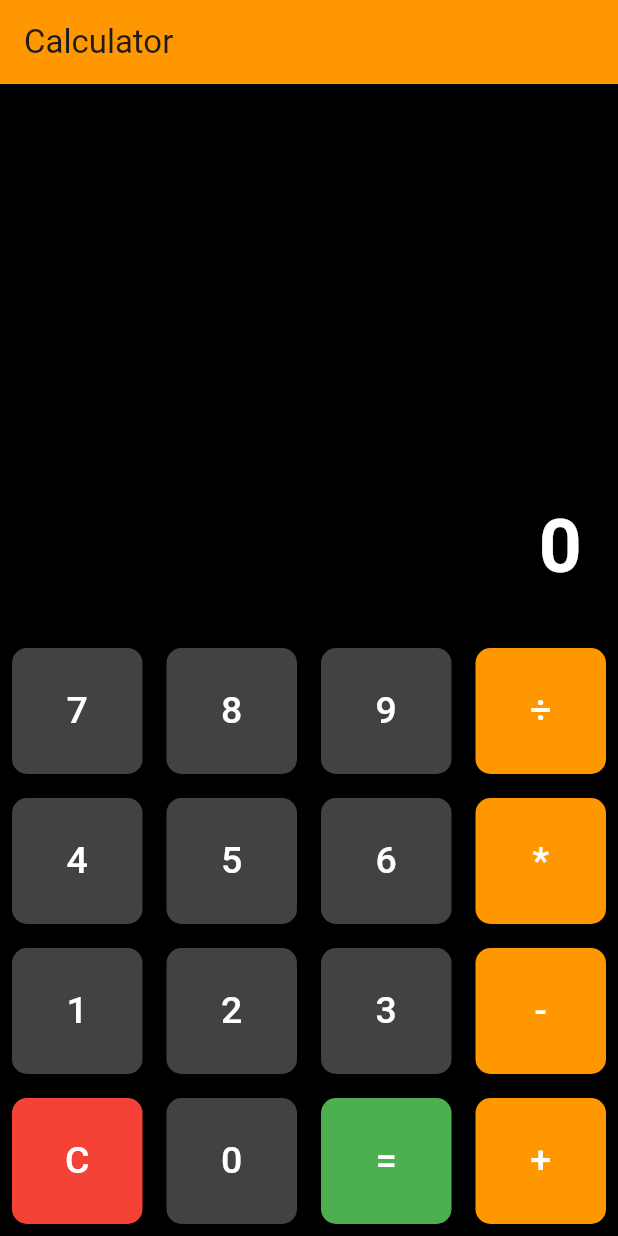
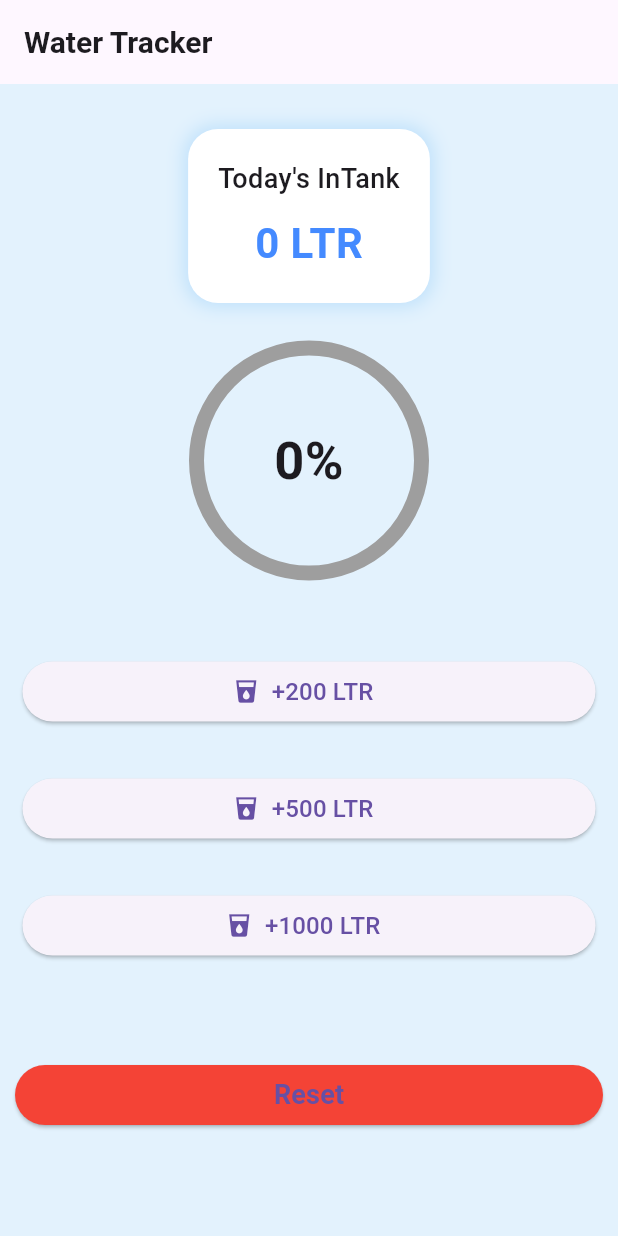
Before and after one commit to taufiqurSabbir/ostad_flutter_10, a Flutter app: the screen it shows after launch, on a phone screen of 412 x 824 dp. Run offline on Flutter 3.47's test engine with Material 3 defaults, Android fonts, the phone set to English and light mode, and no system bars; our stand-ins replace device_preview, flutter_screenutil.

Commit message:
flutter module 11 class -3

```diff
--- a/lib/app.dart
+++ b/lib/app.dart
@@ -8,6 +8,7 @@ import 'module 9 class 3.dart';
 import 'module_11/class_1/alert/alert.dart';
 import 'module_11/class_1/lifeCycle.dart';
 import 'module_11/class_2/calculatorApp.dart';
+import 'module_11/class_3/waterTracker.dart';
 import 'module_9_class_2.dart';
 import 'module_9_mediaQuery.dart';
 import 'module_9_todo.dart';
@@ -29,7 +30,7 @@ class MyApp extends StatelessWidget {
           home: child,
         );
       },
-      child: const CalculatorApp(),
+      child: const WaterTracker(),
     );
   }
 
--- /dev/null
+++ b/lib/module_11/class_3/waterTracker.dart
@@ -0,0 +1,149 @@
+import 'package:flutter/material.dart';
+
+import '../../widget/add_water_btn.dart';
+
+class WaterTracker extends StatefulWidget {
+  const WaterTracker({super.key});
+
+  @override
+  State<WaterTracker> createState() => _WaterTrackerState();
+}
+
+class _WaterTrackerState extends State<WaterTracker> {
+  int currentInTake = 0;
+  final int goal = 2000;
+
+  void waterAdd(int amount){
+    setState(() {
+      currentInTake = (currentInTake+amount).clamp(0, goal);
+    });
+  }
+
+  void resetWater(){
+    setState(() {
+      currentInTake=0;
+    });
+  }
+
+
+
+
+  @override
+  Widget build(BuildContext context) {
+    double progress = (currentInTake/goal).clamp(0.0, 1.0);
+    return Scaffold(
+      backgroundColor: Colors.blue.shade50,
+      appBar: AppBar(
+        title: Text(
+          'Water Tracker',
+          style: TextStyle(fontSize: 20, fontWeight: FontWeight.w600),
+        ),
+      ),
+      body: Center(
+        child: Column(
+          children: [
+            SizedBox(
+              height: 30,
+            ),
+            Container(
+              padding: EdgeInsets.all(20),
+              decoration: BoxDecoration(
+                  color: Colors.white,
+                  borderRadius: BorderRadius.circular(20),
+                  boxShadow: [
+                    BoxShadow(
+                        color: Colors.blue.withOpacity(0.2),
+                        blurRadius: 10,
+                        spreadRadius: 2)
+                  ]),
+              child: Column(
+                children: [
+                  Text(
+                    "Today's InTank",
+                    style: TextStyle(fontSize: 18, fontWeight: FontWeight.w500),
+                  ),
+                  SizedBox(
+                    height: 10,
+                  ),
+                  Text(
+                    '$currentInTake LTR',
+                    style: TextStyle(
+                        fontSize: 28,
+                        fontWeight: FontWeight.bold,
+                        color: Colors.blueAccent),
+                  )
+                ],
+              ),
+            ),
+            SizedBox(
+              height: 30,
+            ),
+            Stack(
+              alignment: Alignment.center,
+              children: [
+                Container(
+                  height: 150,
+                  width: 150,
+                  child: CircularProgressIndicator(
+                    value: progress,
+
+                    /// 0-1 | 0.1 = 10% 0.5 = 50%
+                    backgroundColor: Colors.grey,
+                    color: Colors.blueAccent,
+                    strokeWidth: 10,
+                  ),
+                ),
+                Text(
+                  '${(progress*100).toInt()}%',
+                  style: TextStyle(fontSize: 35, fontWeight: FontWeight.bold),
+                )
+              ],
+            ),
+            SizedBox(
+              height: 40,
+            ),
+            Wrap(
+              spacing: 20,
+              children: [
+                addWaterBtn(
+                  amount: 200,
+                  icon: Icons.local_drink,
+                  onClick: ()=>waterAdd(200),
+                ),
+                addWaterBtn(
+                  amount: 500,
+                  icon: Icons.local_drink,
+                  onClick: ()=>waterAdd(500),
+                ),
+
+                addWaterBtn(
+                  amount: 1000,
+                  icon: Icons.local_drink,
+                  onClick: ()=>waterAdd(1000),
+                ),
+              ],
+            ),
+
+            SizedBox(height: 40,),
+
+            SizedBox(
+              width: double.infinity,
+              child: Padding(
+                padding: const EdgeInsets.all(10.0),
+                child: ElevatedButton(
+                    style: ElevatedButton.styleFrom(
+                      backgroundColor: Colors.red
+                    ),
+                    onPressed: ()=>resetWater(), child: Text('Reset',style: TextStyle(
+                  fontSize: 18,
+                  fontWeight: FontWeight.bold
+                ),
+                )),
+              ),
+            )
+          ],
+        ),
+      ),
+    );
+  }
+}
--- /dev/null
+++ b/lib/widget/add_water_btn.dart
@@ -0,0 +1,32 @@
+import 'package:flutter/material.dart';
+
+
+class addWaterBtn extends StatelessWidget {
+  final int amount;
+  IconData ? icon;
+  final VoidCallback onClick;
+   addWaterBtn({
+    super.key, required this.amount, required this.onClick, this.icon,
+  });
+
+  @override
+  Widget build(BuildContext context) {
+    return SizedBox(
+      width: double.infinity,
+      child: Padding(
+        padding: const EdgeInsets.all(15.0),
+        child: ElevatedButton.icon(
+          onPressed:onClick,
+          label: Text(
+            '+${amount} LTR',
+            style: TextStyle(
+              fontSize: 16,
+              fontWeight: FontWeight.w500,
+            ),
+          ),
+          icon: Icon(icon ?? Icons.water_drop),
+        ),
+      ),
+    );
+  }
+}
```
